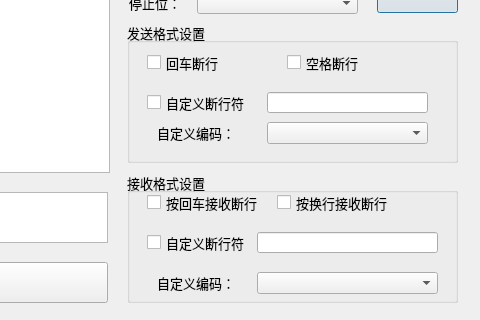
Above: MyQt5Project/sericaltest.ui from zhaixd123/Qt before the change; both pictures show x 353 to 833 and y 148 to 468 of the 833 by 468 pixel window. Below: the same form after it.
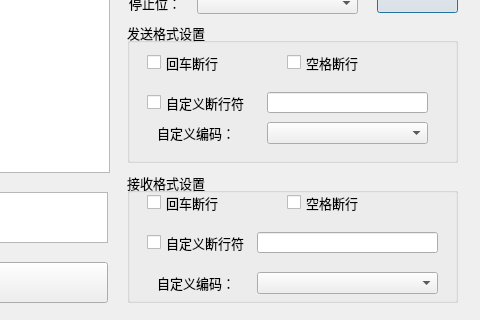
That is the form after the change.

The edit to the form file:
```diff
--- a/MyQt5Project/sericaltest.ui
+++ b/MyQt5Project/sericaltest.ui
@@ -66,13 +66,13 @@
      </font>
     </property>
     <property name="text">
-     <string>按回车接收断行</string>
+     <string>回车断行</string>
     </property>
    </widget>
    <widget class="QCheckBox" name="cb_ReadSpaceSuffix">
     <property name="geometry">
      <rect>
-      <x>150</x>
+      <x>160</x>
       <y>20</y>
       <width>121</width>
       <height>21</height>
@@ -93,7 +93,7 @@
      </font>
     </property>
     <property name="text">
-     <string>按换行接收断行</string>
+     <string>空格断行</string>
     </property>
    </widget>
    <widget class="QCheckBox" name="cb_ReadSuffix">
```
